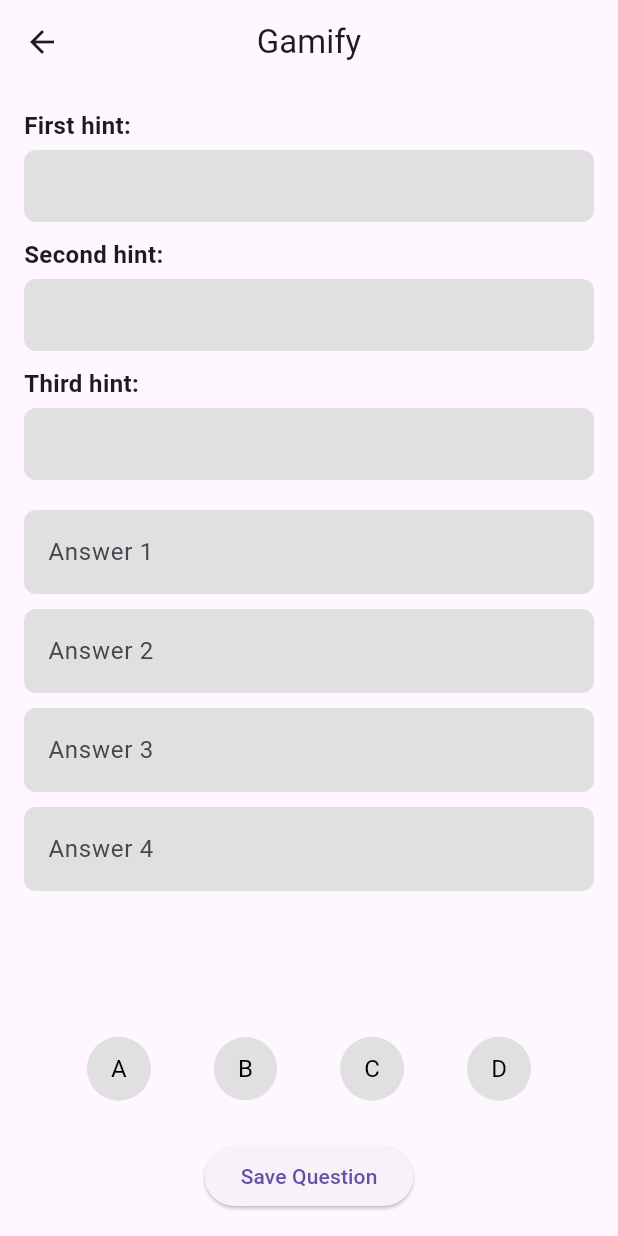
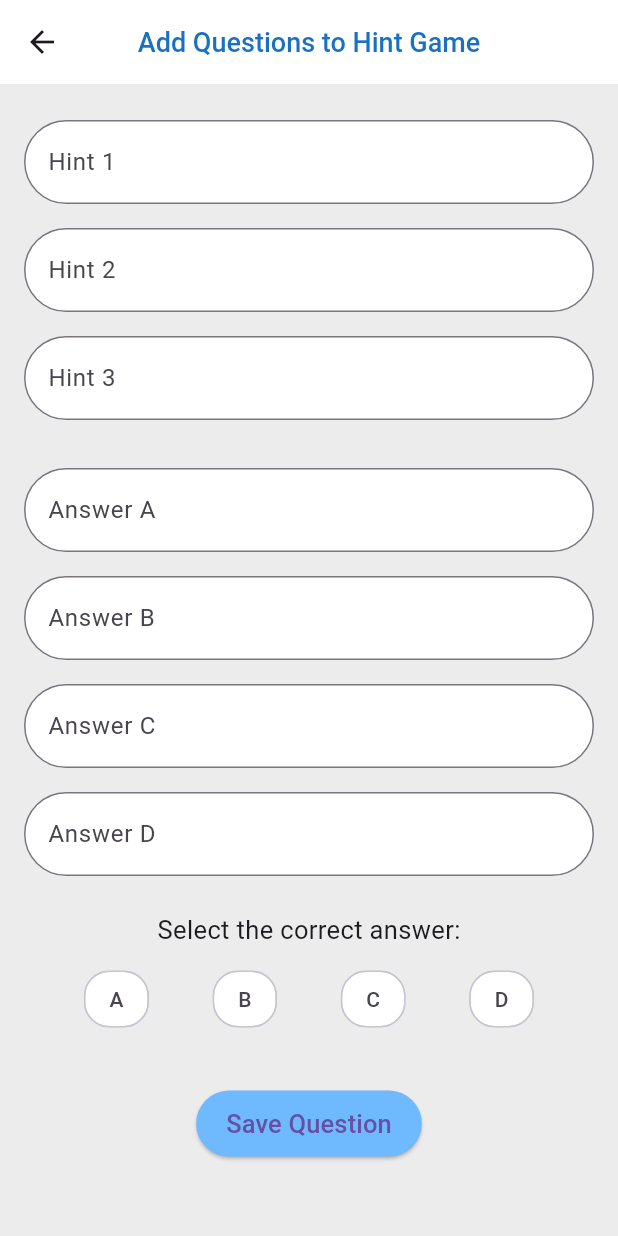
Before and after one commit to saf-24/gamify_project, a Flutter app: the GamifyPage screen opened directly, on a phone screen of 412 x 824 dp. Run offline on Flutter 3.47's test engine with Material 3 defaults, Android fonts, the light colour scheme and no system bars; our stand-ins replace cloud_firestore, firebase_core, percent_indicator; accounts and stored records are empty.

Commit message:
finish add course and i edit some design

```diff
--- a/lib/Abdulhadi/Screens/abdulhadi_AddHint_page.dart
+++ b/lib/Abdulhadi/Screens/abdulhadi_AddHint_page.dart
@@ -28,10 +28,10 @@
       List.generate(3, (index) => TextEditingController());
   final List<TextEditingController> answerControllers =
       List.generate(4, (index) => TextEditingController());
-  int? selectedAnswerIndex;
+  final ValueNotifier<int?> selectedAnswerIndex = ValueNotifier<int?>(null);
 
   void saveToFirestore() {
-    if (selectedAnswerIndex == null) {
+    if (selectedAnswerIndex.value == null) {
       ScaffoldMessenger.of(context).showSnackBar(
         SnackBar(content: Text('Please select the correct answer.')),
       );
@@ -48,7 +48,7 @@
         answerControllers[2].text,
         answerControllers[3].text,
       ],
-      'correctAnswer': selectedAnswerIndex,
+      'correctAnswer': selectedAnswerIndex.value,
     };
 
     FirebaseFirestore.instance.collection('Hint_game').add(data).then((_) {
@@ -65,75 +65,125 @@
   @override
   Widget build(BuildContext context) {
     return Scaffold(
+      backgroundColor: const Color.fromARGB(255, 236, 236, 236),
       appBar: AppBar(
-        leading: IconButton(
-          icon: Icon(Icons.arrow_back),
-          onPressed: () {
-            Navigator.pop(context);
-          },
+        centerTitle: true,
+        title: Text(
+          'Add Questions to Hint Game',
+          style: TextStyle(
+            fontSize: 18,
+            color: const Color.fromARGB(255, 26, 113, 194),
+            fontWeight: FontWeight.w500,
           ),
-        title: Text('Gamify'),
-        centerTitle: true,
         ),
-      body: Padding(
+        backgroundColor: const Color.fromARGB(255, 255, 255, 255),
+      ),
+      body: SingleChildScrollView(
         padding: const EdgeInsets.all(16.0),
         child: Column(
           crossAxisAlignment: CrossAxisAlignment.start,
           children: [
             // Hint Fields
-            HintField(controller: hintControllers[0], hintText: 'First hint:'),
-            SizedBox(height: 10),
-            HintField(controller: hintControllers[1], hintText: 'Second hint:'),
-            SizedBox(height: 10),
-            HintField(controller: hintControllers[2], hintText: 'Third hint:'),
-            SizedBox(height: 20),
-
-            // Answer Text Fields
-            Expanded(
-              child: Column(
-                children: List.generate(4, (index) {
+            ...List.generate(3, (index) {
               return Padding(
-                    padding: const EdgeInsets.only(bottom: 10),
+                padding: const EdgeInsets.symmetric(vertical: 8.0),
+                child: Container(
+                  decoration: BoxDecoration(
+                    borderRadius: const BorderRadius.all(Radius.circular(28.0)),
+                    color: Colors.white,
+                  ),
                   child: TextField(
-                      controller: answerControllers[index],
+                    controller: hintControllers[index],
                     decoration: InputDecoration(
-                        hintText: 'Answer ${index + 1}',
-                        filled: true,
-                        fillColor: Colors.grey[300],
+                      labelText: 'Hint ${index + 1}',
                       border: OutlineInputBorder(
-                          borderRadius: BorderRadius.circular(8),
-                          borderSide: BorderSide.none,
+                        borderRadius: const BorderRadius.all(Radius.circular(28.0)),
+                      ),
                     ),
                   ),
                 ),
               );
             }),
+            SizedBox(height: 16),
+
+            // Answer Text Fields
+            ...List.generate(4, (index) {
+              return Padding(
+                padding: const EdgeInsets.symmetric(vertical: 8.0),
+                child: Container(
+                  decoration: BoxDecoration(
+                    borderRadius: const BorderRadius.all(Radius.circular(28.0)),
+                    color: Colors.white,
+                  ),
+                  child: TextField(
+                    controller: answerControllers[index],
+                    decoration: InputDecoration(
+                      labelText: 'Answer ${String.fromCharCode(65 + index)}',
+                      border: OutlineInputBorder(
+                        borderRadius: const BorderRadius.all(Radius.circular(28.0)),
+                      ),
+                    ),
+                  ),
+                ),
+              );
+            }),
+
+            SizedBox(height: 16),
+
+            Center(
+              child: Text(
+                'Select the correct answer:',
+                style: TextStyle(fontSize: 17),
               ),
             ),
 
-            // Answer Selection Buttons
-            Row(
+            SizedBox(height: 10),
+
+            ValueListenableBuilder<int?>(
+              valueListenable: selectedAnswerIndex,
+              builder: (context, value, child) {
+                return Row(
                   mainAxisAlignment: MainAxisAlignment.spaceEvenly,
                   children: List.generate(4, (index) {
-                return AnswerButton(
-                  label: String.fromCharCode(65 + index), // A, B, C, D
-                  isSelected: selectedAnswerIndex == index,
-                  onTap: () {
-                    setState(() {
-                      selectedAnswerIndex = index;
-                    });
+                    return ChoiceChip(
+                      shape: RoundedRectangleBorder(
+                        borderRadius: BorderRadius.circular(17.0),
+                      ),
+                      backgroundColor: const Color.fromARGB(255, 255, 255, 255),
+                      label: Text(String.fromCharCode(65 + index)),
+                      selected: value == index,
+                      onSelected: (selected) {
+                        if (selected) selectedAnswerIndex.value = index;
                       },
+                      selectedColor: const Color.fromARGB(255, 154, 206, 255),
                     );
                   }),
+                );
+              },
             ),
 
-            SizedBox(height: 20),
+            SizedBox(height: 35),
 
-            // Save Button
             Center(
               child: ElevatedButton(
+                style: ButtonStyle(
+                  backgroundColor: MaterialStateProperty.all(
+                    const Color.fromARGB(255, 111, 185, 255),
+                  ),
+                  padding: MaterialStateProperty.all(
+                    const EdgeInsets.fromLTRB(20, 10, 20, 10),
+                  ),
+                  shape: MaterialStateProperty.all(
+                    RoundedRectangleBorder(
+                      borderRadius: BorderRadius.circular(28.0),
+                    ),
+                  ),
+                ),
                 onPressed: saveToFirestore,
-                child: Text('Save Question'),
+                child: Text(
+                  'Save Question',
+                  style: TextStyle(fontSize: 17),
+                ),
               ),
             ),
           ],
@@ -142,67 +192,3 @@
     );
   }
 }
-
-class HintField extends StatelessWidget {
-  final TextEditingController controller;
-  final String hintText;
-
-  const HintField({required this.controller, required this.hintText});
-
-  @override
-  Widget build(BuildContext context) {
-    return Column(
-      crossAxisAlignment: CrossAxisAlignment.start,
-      children: [
-        Text(
-          hintText,
-          style: TextStyle(fontSize: 16, fontWeight: FontWeight.bold),
-        ),
-        SizedBox(height: 5),
-        Container(
-          padding: EdgeInsets.symmetric(horizontal: 8),
-          decoration: BoxDecoration(
-            color: Colors.grey[300],
-            borderRadius: BorderRadius.circular(8),
-          ),
-          child: TextField(
-            controller: controller,
-            decoration: InputDecoration(
-              border: InputBorder.none,
-            ),
-          ),
-        ),
-      ],
-    );
-  }
-}
-
-class AnswerButton extends StatelessWidget {
-  final String label;
-  final bool isSelected;
-  final VoidCallback onTap;
-
-  const AnswerButton(
-      {required this.label, required this.isSelected, required this.onTap});
-
-  @override
-  Widget build(BuildContext context) {
-    return GestureDetector(
-      onTap: onTap,
-      child: Container(
-        padding: EdgeInsets.all(16),
-        decoration: BoxDecoration(
-          shape: BoxShape.circle,
-          color: isSelected ? Colors.blue : Colors.grey[300],
-        ),
-        child: Text(
-          label,
-          style: TextStyle(
-            fontSize: 16,
-            color: isSelected ? Colors.white : Colors.black,
-          ),
-        ),
-      ),
-    );
-  }
-}
--- a/lib/Safwan/Screens/teatcher_login_page.dart
+++ b/lib/Safwan/Screens/teatcher_login_page.dart
@@ -3,6 +3,7 @@
 import 'dart:ui';
 
 import 'package:flutter/material.dart';
+import 'package:gamify_project/Abdulhadi/Screens/abdulhadi_instrctor_page.dart';
 import 'package:gamify_project/Safwan/Screens/test_fire_2.dart';
 
 void main() {
@@ -174,7 +175,7 @@
                         left: 83,
                         child: ElevatedButton(
                           onPressed: () {
-                            Navigator.pushAndRemoveUntil(context, MaterialPageRoute(builder: (context) => St_home_page()), (Route<dynamic> route) => false);
+                            Navigator.pushAndRemoveUntil(context, MaterialPageRoute(builder: (context) => teatcher_page()), (Route<dynamic> route) => false);
                           },
                           child: Text("Login",
                               style: TextStyle(
--- a/lib/zayed/Screens/zayed_leaderboard_page.dart
+++ b/lib/zayed/Screens/zayed_leaderboard_page.dart
@@ -1,4 +1,5 @@
 import 'package:flutter/material.dart';
+import 'package:gamify_project/zayed/Screens/zayed_points_bars.dart';
 
 void main() {
   runApp(const Zayed_leaderboard_page());
```
Also changed, not shown: lib/Abdulhadi/Screens/abdulhadi_AddTest_page.dart (+54 -13 lines), lib/Abdulhadi/Screens/abdulhadi_instrctor_page.dart (+62 -49 lines), lib/Safwan/Screens/safwan_add_course.dart (added, +143 -0 lines), lib/zayed/Screens/zayed_courses_cards.dart (+7 -1 lines), lib/zayed/Screens/zayed_courses_page.dart (+5 -2 lines). Lines whose indentation alone changed are shown as unchanged.
